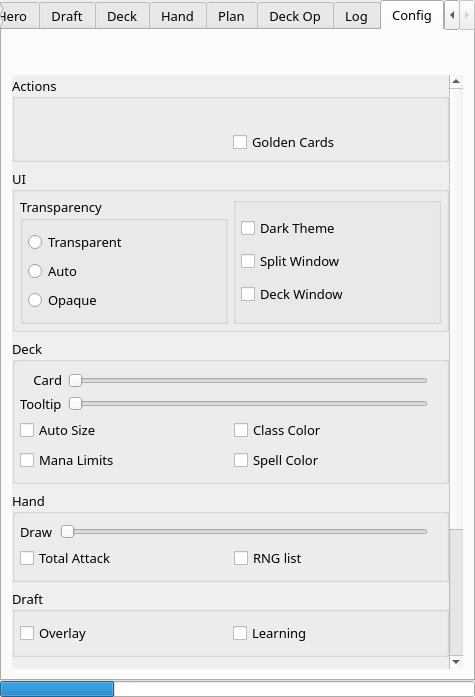
Above: mainwindow.ui from supertriodo/Arena-Tracker before the change. Below: the same form after it.
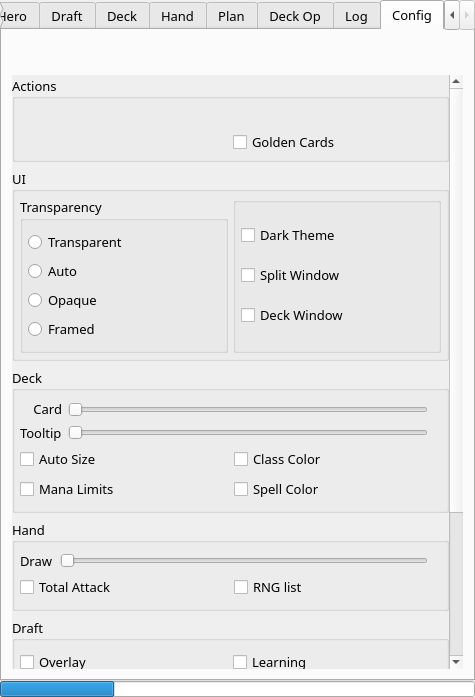
That is the form after the change. The open tabs and pages were chosen to show the change. Icons and pictures are not drawn. Custom widgets are drawn as their Qt base class.

Commit message: Add Framed as a transparency option. It allow OBS to recognize Arena Tracker as a window source.

The edit to the form file:
```diff
--- a/mainwindow.ui
+++ b/mainwindow.ui
@@ -1658,7 +1658,7 @@
                <x>0</x>
                <y>0</y>
                <width>435</width>
-               <height>744</height>
+               <height>770</height>
               </rect>
              </property>
              <layout class="QVBoxLayout" name="verticalLayout_5">
@@ -1870,6 +1870,17 @@
                       </property>
                      </widget>
                     </item>
+                    <item>
+                     <widget class="QRadioButton" name="configRadioFramed">
+                      <property name="toolTip">
+                       <string>Framed: Show window frames which makes streaming with OBS easier.
+Changing to/from Framed need a restart to fully take effective.</string>
+                      </property>
+                      <property name="text">
+                       <string>Framed</string>
+                      </property>
+                     </widget>
+                    </item>
                    </layout>
                   </widget>
                  </item>
```
The commit also changes 5 other files.
